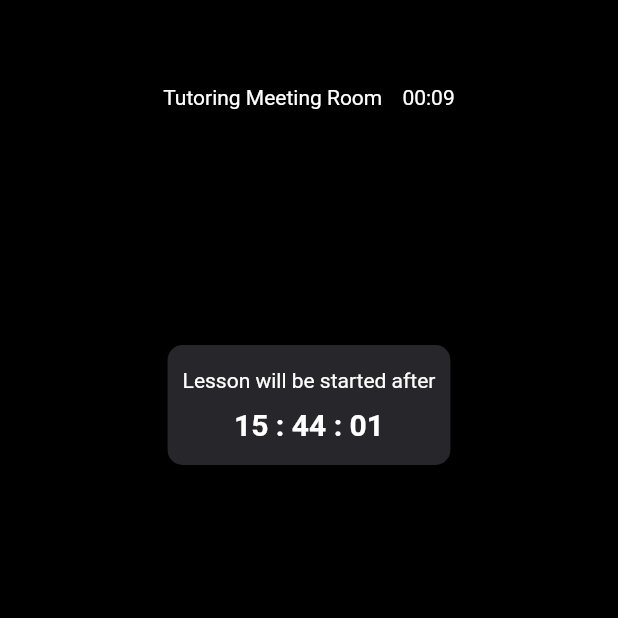
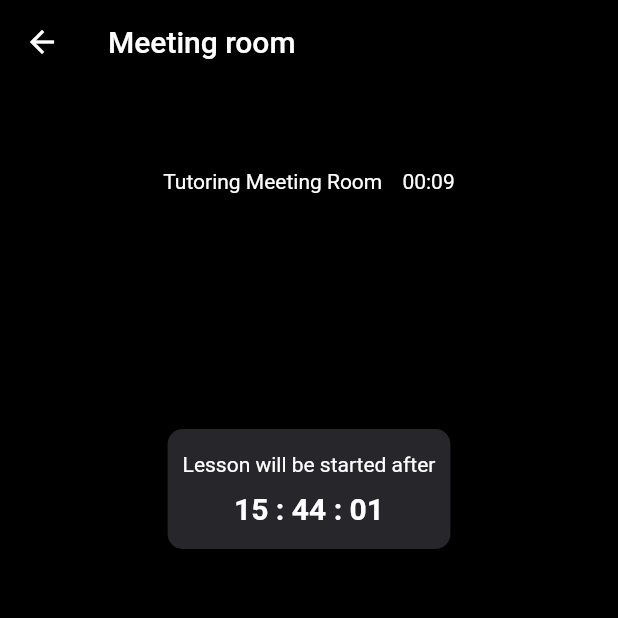
Before and after one commit to hoangpm6814/One-On-One-Learning, a Flutter app: the VideoConferenceScreen screen opened directly, on a phone screen of 412 x 824 dp, the top half of it. Run offline on Flutter 3.47's test engine with Material 2 defaults, Android fonts, the phone set to English and light mode, and no system bars; our stand-ins replace flutter_svg; network calls fail.

Commit message:
Navigate schedule, video conference screens

```diff
--- a/lib/main.dart
+++ b/lib/main.dart
@@ -5,7 +5,6 @@ import 'package:lettutor/screens/Schedule/schedule_list_screen.dart';
 import 'package:lettutor/screens/Tabs/tabs_screen.dart';
 import 'package:lettutor/screens/Tutor/search_tutor_list_screen.dart';
 import 'package:lettutor/screens/Tutor/tutor_list_screen.dart';
-import 'package:lettutor/screens/Welcome/welcome_screen.dart';
 
 void main() => runApp(const MyApp());
 
@@ -23,7 +22,7 @@ class _MyAppState extends State<MyApp> {
       title: 'One-on-one App',
       initialRoute: '/', // default is '/'
       routes: {
-        '/': (ctx) => WelcomeScreen(),
+        '/': (ctx) => TabsScreen(),
         TutorListScreen.routeName: (ctx) => TutorListScreen(),
         ChatScreen.routeName: (ctx) => ChatScreen(),
         ScheduleListScreen.routeName: (ctx) => ScheduleListScreen(),
--- a/lib/screens/VideoConference/video_conference_screen.dart
+++ b/lib/screens/VideoConference/video_conference_screen.dart
@@ -1,6 +1,8 @@
 import 'package:flutter/material.dart';
 
 class VideoConferenceScreen extends StatefulWidget {
+  static const routeName = '/video-conference';
+
   const VideoConferenceScreen({Key key}) : super(key: key);
 
   @override
@@ -11,7 +13,17 @@ class _VideoConferenceScreenState extends State<VideoConferenceScreen> {
   @override
   Widget build(BuildContext context) {
     return Scaffold(
-      // appBar: AppBar(title: Text("View Schedule")),
+      appBar: AppBar(
+        elevation: 0,
+        // automaticallyImplyLeading: false,
+        backgroundColor: Colors.black,
+        title: Text(
+          "Meeting room",
+          style: TextStyle(
+            color: Colors.white,
+          ),
+        ),
+      ),
       backgroundColor: Colors.black,
       body: Column(
         children: [
```
Also changed, not shown: lib/screens/Schedule/local_widgets/card_schedule.dart (+9 -0 lines), lib/screens/Tutor/local_widgets/heading.dart (+9 -0 lines).
